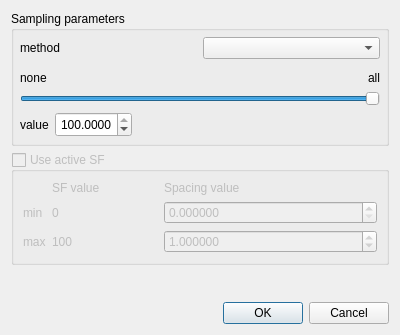
Above: qCC/ui_templates/subsamplingDlg.ui from CloudCompare/CloudCompare before the change. Below: the same form after it.
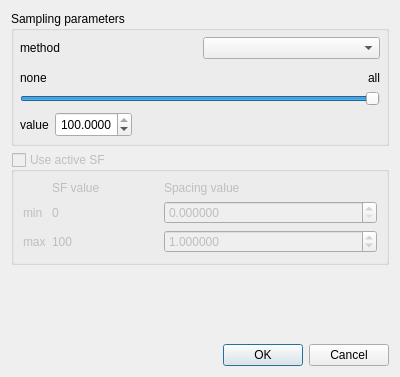
That is the form after the change.

Patch:
```diff
--- a/qCC/ui_templates/subsamplingDlg.ui
+++ b/qCC/ui_templates/subsamplingDlg.ui
@@ -7,7 +7,7 @@
     <x>0</x>
     <y>0</y>
     <width>400</width>
-    <height>335</height>
+    <height>377</height>
    </rect>
   </property>
   <property name="windowTitle">
```
Left out of the diff: 4 changed lines with no effect on the pictures.
